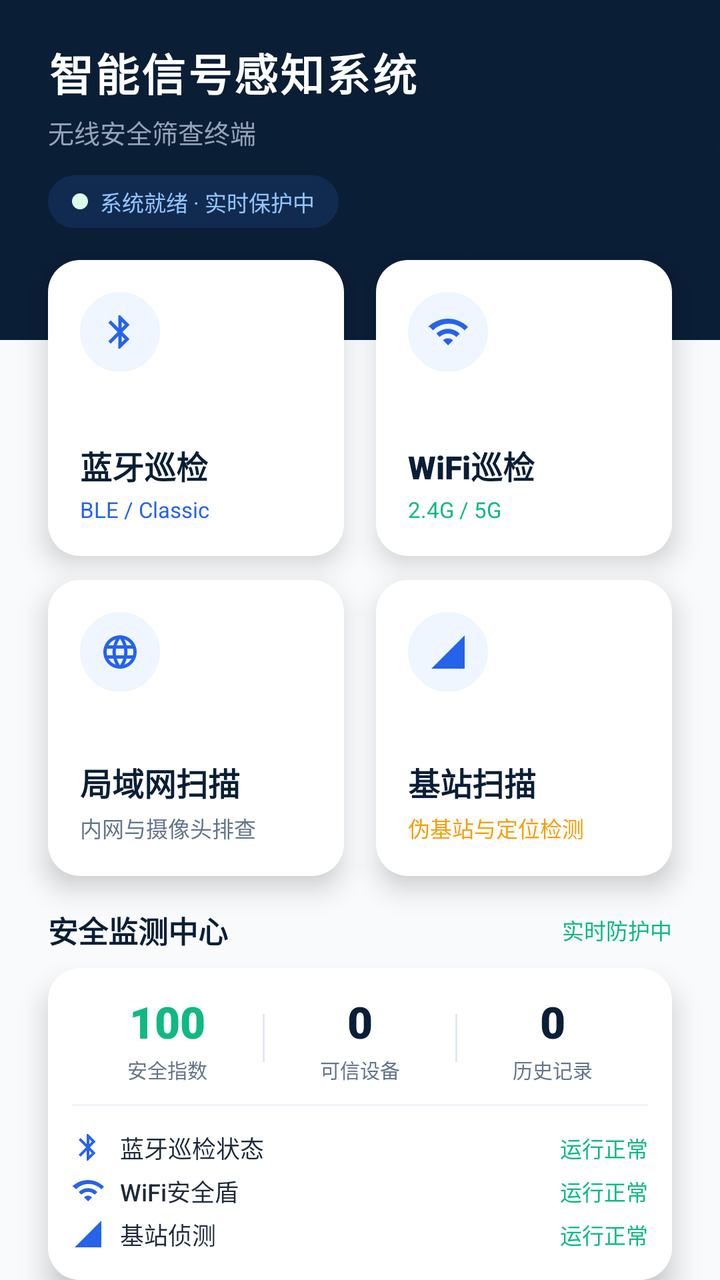
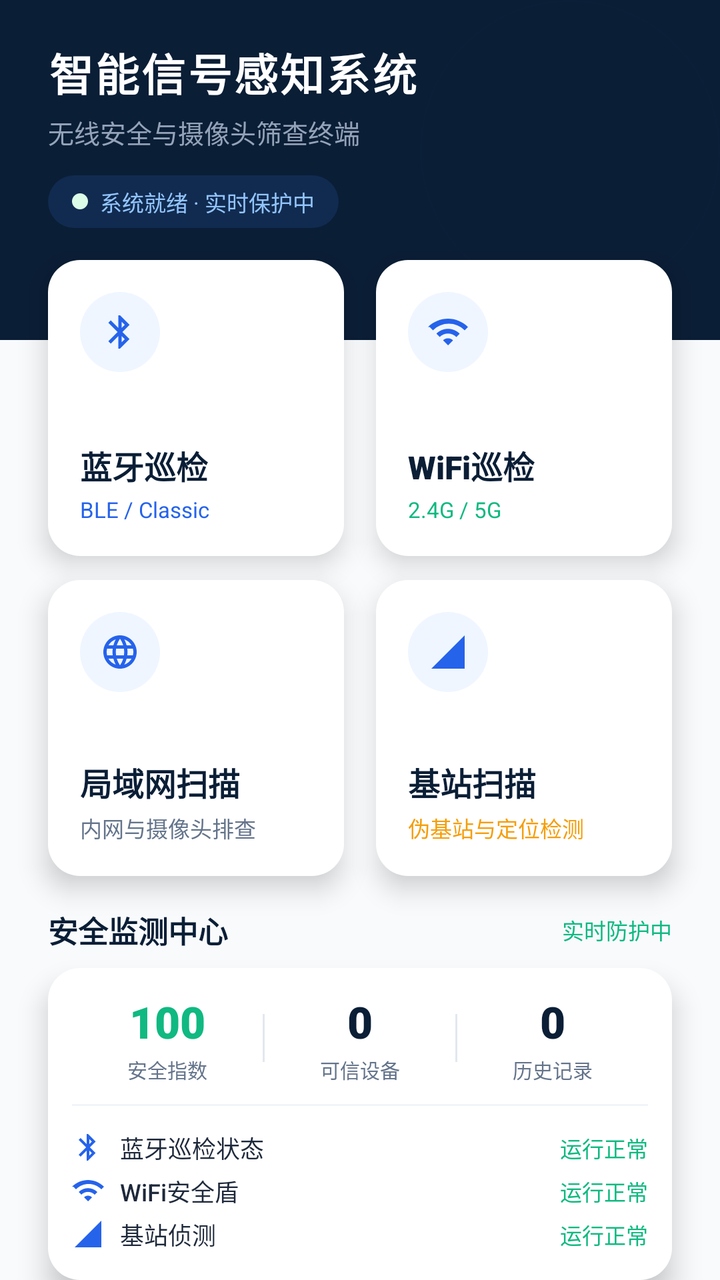

Compare the two renders of this Android layout. The source of the first and the diff that turns it into the second are given below.
<!-- AndroidManifest.xml: application theme Theme.Signal_dectect -->
<!-- res/layout/fragment_home.xml -->
<?xml version="1.0" encoding="utf-8"?>
<androidx.core.widget.NestedScrollView xmlns:android="http://schemas.android.com/apk/res/android"
    xmlns:app="http://schemas.android.com/apk/res-auto"
    android:layout_width="match_parent"
    android:layout_height="match_parent"
    android:fillViewport="true"
    android:background="#F8FAFC"
    android:scrollbars="none">

    <androidx.constraintlayout.widget.ConstraintLayout
        android:layout_width="match_parent"
        android:layout_height="wrap_content"
        android:clipToPadding="false">

        
        <View
            android:id="@+id/header_background"
            android:layout_width="0dp"
            android:layout_height="170dp"
            android:background="#0A1E36"
            app:layout_constraintTop_toTopOf="parent"
            app:layout_constraintStart_toStartOf="parent"
            app:layout_constraintEnd_toEndOf="parent" />

        
        <View
            android:layout_width="150dp"
            android:layout_height="150dp"
            android:background="@drawable/bg_radar_ring"
            android:alpha="0.15"
            app:layout_constraintTop_toTopOf="parent"
            app:layout_constraintEnd_toEndOf="parent" />

        
        <TextView
            android:id="@+id/tv_greeting"
            android:layout_width="0dp"
            android:layout_height="wrap_content"
            android:text="智能信号感知系统"
            android:textSize="22sp"
            android:fontFamily="sans-serif-black"
            android:textColor="#FFFFFF"
            android:letterSpacing="0.05"
            android:layout_marginTop="20dp"
            android:layout_marginStart="24dp"
            android:layout_marginEnd="24dp"
            app:layout_constraintTop_toTopOf="parent"
            app:layout_constraintStart_toStartOf="parent"
            app:layout_constraintEnd_toEndOf="parent" />

        <TextView
            android:id="@+id/tv_subtitle"
            android:layout_width="0dp"
            android:layout_height="wrap_content"
            android:text="无线安全筛查终端"
            android:textSize="13sp"
            android:textColor="#94A3B8"
            android:layout_marginTop="4dp"
            android:layout_marginStart="24dp"
            android:layout_marginEnd="24dp"
            app:layout_constraintTop_toBottomOf="@id/tv_greeting"
            app:layout_constraintStart_toStartOf="parent"
            app:layout_constraintEnd_toEndOf="parent" />

        
        <LinearLayout
            android:id="@+id/status_container"
            android:layout_width="wrap_content"
            android:layout_height="wrap_content"
            android:orientation="horizontal"
            android:gravity="center_vertical"
            android:background="@drawable/bg_pill_blue"
            android:backgroundTint="#223B82F6"
            android:paddingHorizontal="12dp"
            android:paddingVertical="5dp"
            android:layout_marginTop="12dp"
            android:layout_marginStart="24dp"
            app:layout_constraintTop_toBottomOf="@id/tv_subtitle"
            app:layout_constraintStart_toStartOf="parent">

            <View
                android:layout_width="8dp"
                android:layout_height="8dp"
                android:background="@drawable/bg_icon_circle_green"
                android:layout_marginEnd="6dp" />

            <TextView
                android:layout_width="wrap_content"
                android:layout_height="wrap_content"
                android:text="系统就绪 · 实时保护中"
                android:textColor="#93C5FD"
                android:textSize="11sp"
                android:fontFamily="sans-serif-bold" />
        </LinearLayout>



        
        <FrameLayout
            android:id="@+id/card_bluetooth_inspect"
            android:layout_width="0dp"
            android:layout_height="0dp"
            app:layout_constraintDimensionRatio="1:1"
            android:layout_marginTop="16dp"
            android:layout_marginStart="24dp"
            android:layout_marginEnd="8dp"
            android:clickable="true"
            android:focusable="true"
            android:background="@drawable/bg_card_rounded"
            android:stateListAnimator="@animator/card_press_anim"
            android:elevation="8dp"
            app:layout_constraintTop_toBottomOf="@id/status_container"
            app:layout_constraintStart_toStartOf="parent"
            app:layout_constraintEnd_toStartOf="@id/card_wifi_inspect">

            <LinearLayout
                android:layout_width="match_parent"
                android:layout_height="match_parent"
                android:orientation="vertical"
                android:padding="16dp">

                <FrameLayout
                    android:layout_width="40dp"
                    android:layout_height="40dp"
                    android:background="@drawable/bg_icon_circle_blue"
                    android:backgroundTint="#EFF6FF">

                    <ImageView
                        android:layout_width="20dp"
                        android:layout_height="20dp"
                        android:src="@drawable/ic_bluetooth"
                        app:tint="#2563EB"
                        android:layout_gravity="center" />
                </FrameLayout>

                <Space
                    android:layout_width="match_parent"
                    android:layout_height="0dp"
                    android:layout_weight="1" />

                <TextView
                    android:layout_width="match_parent"
                    android:layout_height="wrap_content"
                    android:text="蓝牙巡检"
                    android:textSize="16sp"
                    android:fontFamily="sans-serif-black"
                    android:textColor="#0A1E36" />

                <TextView
                    android:layout_width="match_parent"
                    android:layout_height="wrap_content"
                    android:text="BLE / Classic"
                    android:textSize="11sp"
                    android:textColor="#2563EB"
                    android:layout_marginTop="3dp"
                    android:fontFamily="sans-serif-bold" />
            </LinearLayout>
        </FrameLayout>

        
        <FrameLayout
            android:id="@+id/card_wifi_inspect"
            android:layout_width="0dp"
            android:layout_height="0dp"
            app:layout_constraintDimensionRatio="1:1"
            android:layout_marginTop="16dp"
            android:layout_marginStart="8dp"
            android:layout_marginEnd="24dp"
            android:clickable="true"
            android:focusable="true"
            android:background="@drawable/bg_card_rounded"
            android:stateListAnimator="@animator/card_press_anim"
            android:elevation="8dp"
            app:layout_constraintTop_toBottomOf="@id/status_container"
            app:layout_constraintStart_toEndOf="@id/card_bluetooth_inspect"
            app:layout_constraintEnd_toEndOf="parent">

            <LinearLayout
                android:layout_width="match_parent"
                android:layout_height="match_parent"
                android:orientation="vertical"
                android:padding="16dp">

                <FrameLayout
                    android:layout_width="40dp"
                    android:layout_height="40dp"
                    android:background="@drawable/bg_icon_circle_blue"
                    android:backgroundTint="#EFF6FF">

                    <ImageView
                        android:layout_width="20dp"
                        android:layout_height="20dp"
                        android:src="@drawable/ic_wifi"
                        app:tint="#2563EB"
                        android:layout_gravity="center" />
                </FrameLayout>

                <Space
                    android:layout_width="match_parent"
                    android:layout_height="0dp"
                    android:layout_weight="1" />

                <TextView
                    android:layout_width="match_parent"
                    android:layout_height="wrap_content"
                    android:text="WiFi巡检"
                    android:textSize="16sp"
                    android:fontFamily="sans-serif-black"
                    android:textColor="#0A1E36" />

                <TextView
                    android:layout_width="match_parent"
                    android:layout_height="wrap_content"
                    android:text="2.4G / 5G"
                    android:textSize="11sp"
                    android:textColor="#10B981"
                    android:layout_marginTop="3dp"
                    android:fontFamily="sans-serif-bold" />
            </LinearLayout>
        </FrameLayout>

        
        <FrameLayout
            android:id="@+id/card_lan_scan"
            android:layout_width="0dp"
            android:layout_height="0dp"
            app:layout_constraintDimensionRatio="1:1"
            android:layout_marginTop="12dp"
            android:layout_marginStart="24dp"
            android:layout_marginEnd="8dp"
            android:clickable="true"
            android:focusable="true"
            android:background="@drawable/bg_card_rounded"
            android:stateListAnimator="@animator/card_press_anim"
            android:elevation="8dp"
            app:layout_constraintTop_toBottomOf="@id/card_bluetooth_inspect"
            app:layout_constraintStart_toStartOf="parent"
            app:layout_constraintEnd_toStartOf="@id/card_cellular_scan">

            <LinearLayout
                android:layout_width="match_parent"
                android:layout_height="match_parent"
                android:orientation="vertical"
                android:padding="16dp">

                <FrameLayout
                    android:layout_width="40dp"
                    android:layout_height="40dp"
                    android:background="@drawable/bg_icon_circle_blue"
                    android:backgroundTint="#EFF6FF">

                    <ImageView
                        android:layout_width="20dp"
                        android:layout_height="20dp"
                        android:src="@drawable/ic_lan"
                        app:tint="#2563EB"
                        android:layout_gravity="center" />
                </FrameLayout>

                <Space
                    android:layout_width="match_parent"
                    android:layout_height="0dp"
                    android:layout_weight="1" />

                <TextView
                    android:layout_width="match_parent"
                    android:layout_height="wrap_content"
                    android:text="局域网扫描"
                    android:textSize="16sp"
                    android:fontFamily="sans-serif-black"
                    android:textColor="#0A1E36" />

                <TextView
                    android:layout_width="match_parent"
                    android:layout_height="wrap_content"
                    android:text="内网与摄像头排查"
                    android:textSize="11sp"
                    android:textColor="#64748B"
                    android:layout_marginTop="3dp"
                    android:fontFamily="sans-serif-bold" />
            </LinearLayout>
        </FrameLayout>

        
        <FrameLayout
            android:id="@+id/card_cellular_scan"
            android:layout_width="0dp"
            android:layout_height="0dp"
            app:layout_constraintDimensionRatio="1:1"
            android:layout_marginTop="12dp"
            android:layout_marginStart="8dp"
            android:layout_marginEnd="24dp"
            android:clickable="true"
            android:focusable="true"
            android:background="@drawable/bg_card_rounded"
            android:stateListAnimator="@animator/card_press_anim"
            android:elevation="8dp"
            app:layout_constraintTop_toBottomOf="@id/card_bluetooth_inspect"
            app:layout_constraintStart_toEndOf="@id/card_lan_scan"
            app:layout_constraintEnd_toEndOf="parent">

            <LinearLayout
                android:layout_width="match_parent"
                android:layout_height="match_parent"
                android:orientation="vertical"
                android:padding="16dp">

                <FrameLayout
                    android:layout_width="40dp"
                    android:layout_height="40dp"
                    android:background="@drawable/bg_icon_circle_blue"
                    android:backgroundTint="#EFF6FF">

                    <ImageView
                        android:layout_width="20dp"
                        android:layout_height="20dp"
                        android:src="@drawable/ic_cellular"
                        app:tint="#2563EB"
                        android:layout_gravity="center" />
                </FrameLayout>

                <Space
                    android:layout_width="match_parent"
                    android:layout_height="0dp"
                    android:layout_weight="1" />

                <TextView
                    android:layout_width="match_parent"
                    android:layout_height="wrap_content"
                    android:text="基站扫描"
                    android:textSize="16sp"
                    android:fontFamily="sans-serif-black"
                    android:textColor="#0A1E36" />

                <TextView
                    android:layout_width="match_parent"
                    android:layout_height="wrap_content"
                    android:text="伪基站与定位检测"
                    android:textSize="11sp"
                    android:textColor="#F59E0B"
                    android:layout_marginTop="3dp"
                    android:fontFamily="sans-serif-bold" />
            </LinearLayout>
        </FrameLayout>
        
        <LinearLayout
            android:id="@+id/section_monitor_title"
            android:layout_width="0dp"
            android:layout_height="wrap_content"
            android:orientation="horizontal"
            android:gravity="center_vertical"
            android:layout_marginTop="16dp"
            android:layout_marginStart="24dp"
            android:layout_marginEnd="24dp"
            app:layout_constraintTop_toBottomOf="@id/card_lan_scan"
            app:layout_constraintStart_toStartOf="parent"
            app:layout_constraintEnd_toEndOf="parent">

            <TextView
                android:layout_width="wrap_content"
                android:layout_height="wrap_content"
                android:text="安全监测中心"
                android:textSize="15sp"
                android:fontFamily="sans-serif-black"
                android:textColor="#0A1E36" />

            <View
                android:layout_width="0dp"
                android:layout_height="0dp"
                android:layout_weight="1" />

            <TextView
                android:id="@+id/tv_dashboard_status"
                android:layout_width="wrap_content"
                android:layout_height="wrap_content"
                android:text="实时防护中"
                android:textSize="11sp"
                android:textColor="#10B981"
                android:fontFamily="sans-serif-bold" />
        </LinearLayout>

        
        <FrameLayout
            android:id="@+id/card_monitor"
            android:layout_width="0dp"
            android:layout_height="wrap_content"
            android:layout_marginTop="8dp"
            android:layout_marginStart="24dp"
            android:layout_marginEnd="24dp"
            android:layout_marginBottom="16dp"
            android:background="@drawable/bg_card_rounded"
            android:elevation="8dp"
            app:layout_constraintTop_toBottomOf="@id/section_monitor_title"
            app:layout_constraintStart_toStartOf="parent"
            app:layout_constraintEnd_toEndOf="parent"
            app:layout_constraintBottom_toBottomOf="parent">

            <LinearLayout
                android:layout_width="match_parent"
                android:layout_height="wrap_content"
                android:orientation="vertical"
                android:padding="12dp">

                
                <LinearLayout
                    android:layout_width="match_parent"
                    android:layout_height="wrap_content"
                    android:orientation="horizontal"
                    android:baselineAligned="false"
                    android:gravity="center_vertical">

                    
                    <LinearLayout
                        android:layout_width="0dp"
                        android:layout_height="wrap_content"
                        android:layout_weight="1"
                        android:orientation="vertical"
                        android:gravity="center">

                        <TextView
                            android:id="@+id/tv_score_val"
                            android:layout_width="wrap_content"
                            android:layout_height="wrap_content"
                            android:text="100"
                            android:textSize="22sp"
                            android:textColor="#10B981"
                            android:fontFamily="sans-serif-black" />

                        <TextView
                            android:layout_width="wrap_content"
                            android:layout_height="wrap_content"
                            android:text="安全指数"
                            android:textSize="10sp"
                            android:textColor="#64748B"
                            android:layout_marginTop="2dp" />
                    </LinearLayout>

                    <View
                        android:layout_width="1dp"
                        android:layout_height="24dp"
                        android:background="#E2E8F0" />

                    
                    <LinearLayout
                        android:layout_width="0dp"
                        android:layout_height="wrap_content"
                        android:layout_weight="1"
                        android:orientation="vertical"
                        android:gravity="center">

                        <TextView
                            android:id="@+id/tv_whitelist_count"
                            android:layout_width="wrap_content"
                            android:layout_height="wrap_content"
                            android:text="0"
                            android:textSize="22sp"
                            android:textColor="#0A1E36"
                            android:fontFamily="sans-serif-black" />

                        <TextView
                            android:layout_width="wrap_content"
                            android:layout_height="wrap_content"
                            android:text="可信设备"
                            android:textSize="10sp"
                            android:textColor="#64748B"
                            android:layout_marginTop="2dp" />
                    </LinearLayout>

                    <View
                        android:layout_width="1dp"
                        android:layout_height="24dp"
                        android:background="#E2E8F0" />

                    
                    <LinearLayout
                        android:layout_width="0dp"
                        android:layout_height="wrap_content"
                        android:layout_weight="1"
                        android:orientation="vertical"
                        android:gravity="center">

                        <TextView
                            android:id="@+id/tv_history_count"
                            android:layout_width="wrap_content"
                            android:layout_height="wrap_content"
                            android:text="0"
                            android:textSize="22sp"
                            android:textColor="#0A1E36"
                            android:fontFamily="sans-serif-black" />

                        <TextView
                            android:layout_width="wrap_content"
                            android:layout_height="wrap_content"
                            android:text="历史记录"
                            android:textSize="10sp"
                            android:textColor="#64748B"
                            android:layout_marginTop="2dp" />
                    </LinearLayout>
                </LinearLayout>

                
                <View
                    android:layout_width="match_parent"
                    android:layout_height="1dp"
                    android:background="#F1F5F9"
                    android:layout_marginTop="10dp"
                    android:layout_marginBottom="10dp" />

                
                <LinearLayout
                    android:layout_width="match_parent"
                    android:layout_height="wrap_content"
                    android:orientation="vertical">

                    
                    <LinearLayout
                        android:layout_width="match_parent"
                        android:layout_height="wrap_content"
                        android:orientation="horizontal"
                        android:gravity="center_vertical"
                        android:paddingVertical="2dp">

                        <ImageView
                            android:layout_width="16dp"
                            android:layout_height="16dp"
                            android:src="@drawable/ic_bluetooth"
                            app:tint="#2563EB"
                            android:layout_marginEnd="8dp" />

                        <TextView
                            android:layout_width="wrap_content"
                            android:layout_height="wrap_content"
                            android:text="蓝牙巡检状态"
                            android:textSize="12sp"
                            android:textColor="#1E293B"
                            android:fontFamily="sans-serif-medium" />

                        <View
                            android:layout_width="0dp"
                            android:layout_height="0dp"
                            android:layout_weight="1" />

                        <TextView
                            android:id="@+id/tv_status_bluetooth"
                            android:layout_width="wrap_content"
                            android:layout_height="wrap_content"
                            android:text="运行正常"
                            android:textSize="11sp"
                            android:textColor="#10B981"
                            android:fontFamily="sans-serif-bold" />
                    </LinearLayout>

                    
                    <LinearLayout
                        android:layout_width="match_parent"
                        android:layout_height="wrap_content"
                        android:orientation="horizontal"
                        android:gravity="center_vertical"
                        android:paddingVertical="2dp">

                        <ImageView
                            android:layout_width="16dp"
                            android:layout_height="16dp"
                            android:src="@drawable/ic_wifi"
                            app:tint="#2563EB"
                            android:layout_marginEnd="8dp" />

                        <TextView
                            android:layout_width="wrap_content"
                            android:layout_height="wrap_content"
                            android:text="WiFi安全盾"
                            android:textSize="12sp"
                            android:textColor="#1E293B"
                            android:fontFamily="sans-serif-medium" />

                        <View
                            android:layout_width="0dp"
                            android:layout_height="0dp"
                            android:layout_weight="1" />

                        <TextView
                            android:id="@+id/tv_status_wifi"
                            android:layout_width="wrap_content"
                            android:layout_height="wrap_content"
                            android:text="运行正常"
                            android:textSize="11sp"
                            android:textColor="#10B981"
                            android:fontFamily="sans-serif-bold" />
                    </LinearLayout>

                    
                    <LinearLayout
                        android:layout_width="match_parent"
                        android:layout_height="wrap_content"
                        android:orientation="horizontal"
                        android:gravity="center_vertical"
                        android:paddingVertical="2dp">

                        <ImageView
                            android:layout_width="16dp"
                            android:layout_height="16dp"
                            android:src="@drawable/ic_cellular"
                            app:tint="#2563EB"
                            android:layout_marginEnd="8dp" />

                        <TextView
                            android:layout_width="wrap_content"
                            android:layout_height="wrap_content"
                            android:text="基站侦测"
                            android:textSize="12sp"
                            android:textColor="#1E293B"
                            android:fontFamily="sans-serif-medium" />

                        <View
                            android:layout_width="0dp"
                            android:layout_height="0dp"
                            android:layout_weight="1" />

                        <TextView
                            android:id="@+id/tv_status_cellular"
                            android:layout_width="wrap_content"
                            android:layout_height="wrap_content"
                            android:text="运行正常"
                            android:textSize="11sp"
                            android:textColor="#10B981"
                            android:fontFamily="sans-serif-bold" />
                    </LinearLayout>
                </LinearLayout>
            </LinearLayout>
        </FrameLayout>

    </androidx.constraintlayout.widget.ConstraintLayout>
</androidx.core.widget.NestedScrollView>
<!-- resources referenced by this layout -->
<resources>
  <!-- drawable bg_card_rounded (drawable) -->
  <?xml version="1.0" encoding="utf-8"?>
  <shape xmlns:android="http://schemas.android.com/apk/res/android">
      <solid android:color="#FFFFFF" />
      <corners android:radius="16dp" />
  </shape>
  <!-- drawable bg_icon_circle_blue (drawable) -->
  <?xml version="1.0" encoding="utf-8"?>
  <shape xmlns:android="http://schemas.android.com/apk/res/android"
      android:shape="oval">
      <solid android:color="#E0E7FF" />
  </shape>
  <!-- drawable bg_icon_circle_green (drawable) -->
  <?xml version="1.0" encoding="utf-8"?>
  <shape xmlns:android="http://schemas.android.com/apk/res/android"
      android:shape="oval">
      <solid android:color="#DCFCE7" />
  </shape>
  <!-- drawable bg_pill_blue (drawable) -->
  <?xml version="1.0" encoding="utf-8"?>
  <shape xmlns:android="http://schemas.android.com/apk/res/android">
      <solid android:color="#E0E7FF" />
      <corners android:radius="16dp" />
  </shape>
  <!-- drawable bg_radar_ring (drawable) -->
  <?xml version="1.0" encoding="utf-8"?>
  <shape xmlns:android="http://schemas.android.com/apk/res/android"
      android:shape="oval">
      <solid android:color="#00000000" />
      <stroke
          android:width="1dp"
          android:color="#1560A5FA" />
  </shape>
  <!-- drawable ic_bluetooth (drawable) -->
  <vector xmlns:android="http://schemas.android.com/apk/res/android"
      android:width="24dp"
      android:height="24dp"
      android:viewportWidth="24"
      android:viewportHeight="24"
      android:tint="?attr/colorControlNormal">
    <path
        android:fillColor="@android:color/white"
        android:pathData="M17.71,7.71L12,2h-1v7.59L6.41,5 5,6.41 10.59,12 5,17.59 6.41,19 11,14.41V22h1l5.71-5.71-4.3-4.29 4.3-4.29zM13,5.83l1.88,1.88L13,9.59V5.83zm1.88,10.46L13,18.17v-3.76l1.88,1.88z"/>
  </vector>
  <!-- drawable ic_cellular (drawable) -->
  <vector xmlns:android="http://schemas.android.com/apk/res/android"
      android:width="24dp"
      android:height="24dp"
      android:viewportWidth="24"
      android:viewportHeight="24">
    <path
        android:pathData="M2,22h20V2L2,22z"
        android:fillColor="#000000"/>
  </vector>
  <!-- drawable ic_wifi (drawable) -->
  <vector xmlns:android="http://schemas.android.com/apk/res/android"
      android:width="24dp"
      android:height="24dp"
      android:viewportWidth="24"
      android:viewportHeight="24"
      android:tint="?attr/colorControlNormal">
    <path
        android:fillColor="@android:color/white"
        android:pathData="M1 9l2 2c5.33-5.33 13.67-5.33 19 0l2-2c-6.67-6.67-17.33-6.67-24 0zm0 0"/>
    <path
        android:fillColor="@android:color/white"
        android:pathData="M9 17l3 3 3-3c-1.65-1.66-4.34-1.66-6 0zm0 0"/>
    <path
        android:fillColor="@android:color/white"
        android:pathData="M5 13l2 2c2.76-2.76 7.24-2.76 10 0l2-2C15.14 9.14 8.87 9.14 5 13zm0 0"/>
  </vector>
  <style name="Theme.Signal_dectect" parent="Theme.MaterialComponents.DayNight.NoActionBar">
          
          <item name="colorPrimary">@color/primary</item>
          <item name="colorPrimaryVariant">@color/primary_variant</item>
          <item name="colorOnPrimary">@color/on_primary</item>
          
          
          <item name="colorSecondary">@color/secondary</item>
          <item name="colorSecondaryVariant">@color/secondary_variant</item>
          <item name="colorOnSecondary">@color/on_secondary</item>
          
          
          <item name="android:windowBackground">@color/background</item>
          <item name="colorSurface">@color/surface</item>
          
          
          <item name="android:statusBarColor">@color/background</item>
          <item name="android:windowLightStatusBar">true</item>
          
          
      </style>
  <color name="primary">#2563EB</color>
  <color name="primary_variant">#1D4ED8</color>
  <color name="on_primary">#FFFFFF</color>
  <color name="secondary">#0EA5E9</color>
  <color name="secondary_variant">#0284C7</color>
  <color name="on_secondary">#FFFFFF</color>
  <color name="background">#F8FAFC</color>
  <color name="surface">#FFFFFF</color>
  <!-- unchanged entries left out for length: 1 -->
</resources>

<!-- the commit's change to res/layout/fragment_home.xml (unified diff, before → after) -->
@@ -52,7 +52,7 @@
             android:id="@+id/tv_subtitle"
             android:layout_width="0dp"
             android:layout_height="wrap_content"
-            android:text="无线安全筛查终端"
+            android:text="无线安全与摄像头筛查终端"
             android:textSize="13sp"
             android:textColor="#94A3B8"
             android:layout_marginTop="4dp"
